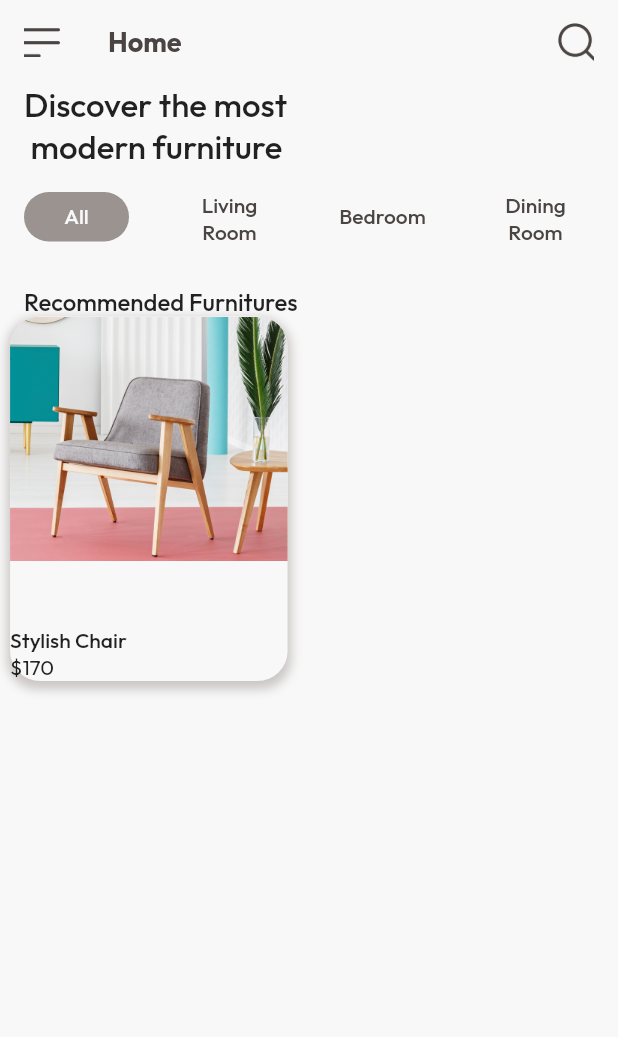
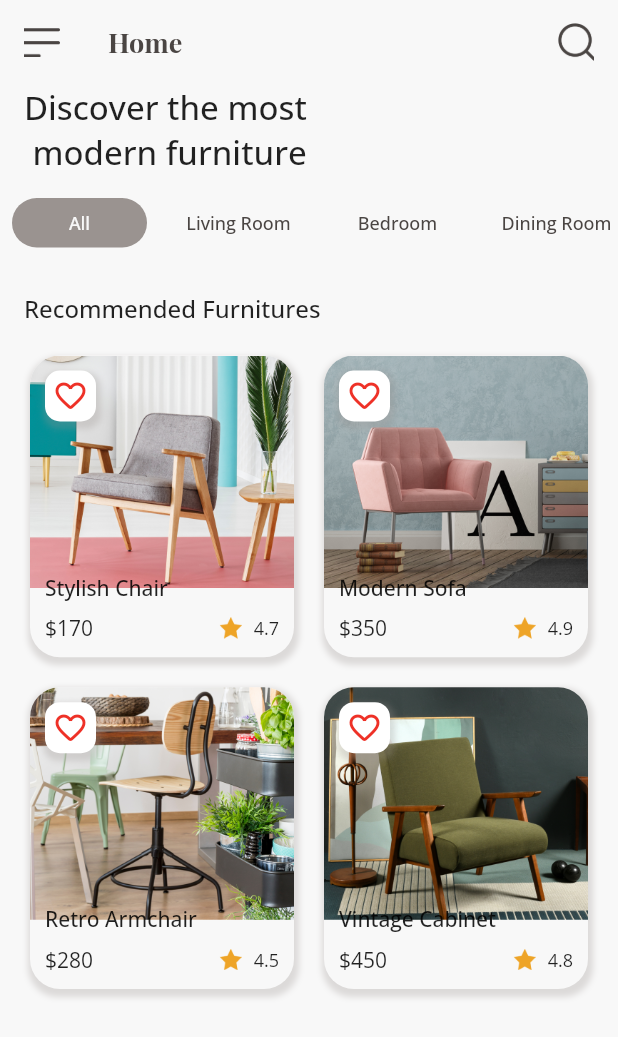
Before and after one commit to ahmadfatihin/Flutter-Furniture-Shop, a Flutter app: the screen it shows after launch, on a phone screen of 412 x 824 dp. Shown: the top 1037 px of the screen. Run offline on Flutter 3.47's test engine with Material 2 defaults, Android fonts, the phone set to English and light mode, and no system bars; our stand-ins replace google_fonts.

Commit message:
feat: create home recommended section

```diff
--- a/lib/const/colors.dart
+++ b/lib/const/colors.dart
@@ -1,5 +1,7 @@
 import 'dart:ui';
 
-Color whiteBackground = Color(0xFFF8F8F8);
-Color black = Color(0xFF4A4543);
-Color grey = Color(0xFF9A9390);
+Color whiteBackground = const Color(0xFFF8F8F8);
+Color white = const Color(0xFFFFFFFF);
+Color black = const Color(0xFF4A4543);
+Color grey = const Color(0xFF9A9390);
+Color red = const Color(0xFFEE3127);
--- a/lib/const/themes.dart
+++ b/lib/const/themes.dart
@@ -6,11 +6,11 @@ ThemeData lightThemeData(BuildContext context) {
   return ThemeData.light().copyWith(
     primaryColor: black,
     scaffoldBackgroundColor: whiteBackground,
-    textTheme: GoogleFonts.outfitTextTheme(),
+    textTheme: GoogleFonts.openSansTextTheme(),
     appBarTheme: AppBarTheme(
       backgroundColor: whiteBackground,
       elevation: 0,
-      titleTextStyle: GoogleFonts.outfit(fontSize: 18, color: black),
+      titleTextStyle: GoogleFonts.playfairDisplay(fontSize: 18, color: black),
     ),
   );
 }
--- a/lib/gen/assets.gen.dart
+++ b/lib/gen/assets.gen.dart
@@ -15,6 +15,22 @@ class $AssetsIconsGen {
   /// File path: assets/icons/menu.png
   AssetGenImage get menu => const AssetGenImage('assets/icons/menu.png');
 
+  /// File path: assets/icons/navbar_cart.png
+  AssetGenImage get navbarCart =>
+      const AssetGenImage('assets/icons/navbar_cart.png');
+
+  /// File path: assets/icons/navbar_home.png
+  AssetGenImage get navbarHome =>
+      const AssetGenImage('assets/icons/navbar_home.png');
+
+  /// File path: assets/icons/navbar_person.png
+  AssetGenImage get navbarPerson =>
+      const AssetGenImage('assets/icons/navbar_person.png');
+
+  /// File path: assets/icons/navbar_star.png
+  AssetGenImage get navbarStar =>
+      const AssetGenImage('assets/icons/navbar_star.png');
+
   /// File path: assets/icons/search.png
   AssetGenImage get search => const AssetGenImage('assets/icons/search.png');
 
@@ -22,7 +38,8 @@ class $AssetsIconsGen {
   AssetGenImage get star => const AssetGenImage('assets/icons/star.png');
 
   /// List of all assets
-  List<AssetGenImage> get values => [menu, search, star];
+  List<AssetGenImage> get values =>
+      [menu, navbarCart, navbarHome, navbarPerson, navbarStar, search, star];
 }
 
 class $AssetsImagesGen {
--- a/lib/module/home/screens/components/home_card.dart
+++ b/lib/module/home/screens/components/home_card.dart
@@ -1,13 +1,13 @@
 import 'package:flutter/material.dart';
-import 'package:flutter/src/widgets/framework.dart';
-import 'package:flutter/src/widgets/placeholder.dart';
 import 'package:furniture_shop/const/colors.dart';
 import 'package:furniture_shop/const/size.dart';
 import 'package:furniture_shop/const/text.dart';
 import 'package:furniture_shop/gen/assets.gen.dart';
 
 class HomeCard extends StatelessWidget {
-  const HomeCard({super.key});
+  final Map<String, dynamic> cardData;
+
+  const HomeCard({Key? key, required this.cardData}) : super(key: key);
 
   @override
   Widget build(BuildContext context) {
@@ -19,10 +19,10 @@ class HomeCard extends StatelessWidget {
         color: whiteBackground,
         boxShadow: [
           BoxShadow(
-            color: grey.withOpacity(0.5),
+            color: grey.withOpacity(0.3),
             spreadRadius: 2,
-            blurRadius: 5,
-            offset: Offset(0, 3),
+            blurRadius: 3,
+            offset: Offset(1, 3),
           ),
         ],
       ),
@@ -31,19 +31,69 @@ class HomeCard extends StatelessWidget {
           ClipRRect(
               borderRadius: const BorderRadius.only(
                   topRight: Radius.circular(20), topLeft: Radius.circular(20)),
-              child: Image.asset(Assets.images.furniture1.path)),
+              child: Image.asset(cardData['imagePath'])),
           Column(
               mainAxisAlignment: MainAxisAlignment.end,
               crossAxisAlignment: CrossAxisAlignment.start,
               children: [
-                Text(
-                  "Stylish Chair",
-                  style: medium.copyWith(fontSize: 14),
+                Padding(
+                  padding: const EdgeInsets.only(left: 10),
+                  child: Text(
+                    cardData['title'],
+                    style: medium.copyWith(fontSize: 14),
+                  ),
                 ),
-                Row(
-                  children: [Text("\$170")],
+                Padding(
+                  padding: const EdgeInsets.only(
+                      left: 10, right: 10, bottom: 10, top: 8),
+                  child: Row(
+                    mainAxisAlignment: MainAxisAlignment.spaceBetween,
+                    children: [
+                      Text(cardData['price']),
+                      Row(
+                        children: [
+                          Image.asset(
+                            Assets.icons.star.path,
+                            height: 15,
+                            width: 15,
+                          ),
+                          SizedBox(
+                            width: 8,
+                          ),
+                          Text(
+                            cardData['rating'],
+                            style: regular.copyWith(fontSize: 12),
+                          )
+                        ],
+                      )
+                    ],
+                  ),
                 )
-              ])
+              ]),
+          Positioned(
+            left: 10,
+            top: 10,
+            child: Container(
+              height: 34,
+              width: 34,
+              decoration: BoxDecoration(
+                borderRadius: kDefaultBorderRadius / 2,
+                color: white,
+                boxShadow: [
+                  BoxShadow(
+                    color: grey.withOpacity(0.3),
+                    spreadRadius: 2,
+                    blurRadius: 3,
+                    offset: Offset(1, 3),
+                  ),
+                ],
+              ),
+              child: Icon(
+                Icons.favorite_outline_rounded,
+                color: red,
+              ),
+            ),
+          )
         ],
       ),
     );
--- a/lib/module/home/screens/home_screen.dart
+++ b/lib/module/home/screens/home_screen.dart
@@ -19,7 +19,7 @@ class HomeScreen extends StatelessWidget {
             SizedBox(
               height: 30,
             ),
-            HomeRecommended()
+            Expanded(child: HomeRecommended())
           ],
         ),
       ),
--- a/lib/module/home/screens/sections/home_header.dart
+++ b/lib/module/home/screens/sections/home_header.dart
@@ -45,16 +45,15 @@ class _HomeHeaderState extends State<HomeHeader> {
               children: List.generate(
                   _menuItems.length,
                   (index) => Padding(
-                        padding: const EdgeInsets.symmetric(horizontal: 16),
+                        padding: const EdgeInsets.symmetric(horizontal: 8),
                         child: InkWell(
                           onTap: () {
                             setState(() {
                               _selectedIndex = index;
                             });
-                            print(_selectedIndex);
                           },
                           child: Container(
-                              width: 70,
+                              width: 90,
                               height: 33,
                               decoration: BoxDecoration(
                                 color: _selectedIndex == index
@@ -66,6 +65,7 @@ class _HomeHeaderState extends State<HomeHeader> {
                                   child: Text(
                                 _menuItems[index],
                                 style: medium.copyWith(
+                                    fontSize: 12,
                                     color: _selectedIndex == index
                                         ? whiteBackground
                                         : black),
--- a/lib/module/home/screens/sections/home_recommended.dart
+++ b/lib/module/home/screens/sections/home_recommended.dart
@@ -4,12 +4,41 @@ import 'package:flutter/src/widgets/placeholder.dart';
 import 'package:furniture_shop/const/text.dart';
 import 'package:furniture_shop/module/home/screens/components/home_card.dart';
 
+import '../../../../gen/assets.gen.dart';
+
 class HomeRecommended extends StatelessWidget {
   const HomeRecommended({super.key});
 
   @override
   Widget build(BuildContext context) {
+    final List<Map<String, dynamic>> homeCardData = [
+      {
+        "imagePath": Assets.images.furniture1.path,
+        "title": "Stylish Chair",
+        "price": "\$170",
+        "rating": "4.7",
+      },
+      {
+        "imagePath": Assets.images.furniture2.path,
+        "title": "Modern Sofa",
+        "price": "\$350",
+        "rating": "4.9",
+      },
+      {
+        "imagePath": Assets.images.furniture3.path,
+        "title": "Retro Armchair",
+        "price": "\$280",
+        "rating": "4.5",
+      },
+      {
+        "imagePath": Assets.images.furniture4.path,
+        "title": "Vintage Cabinet",
+        "price": "\$450",
+        "rating": "4.8",
+      },
+    ];
     return Column(
+      crossAxisAlignment: CrossAxisAlignment.start,
       children: [
         Padding(
           padding: const EdgeInsets.only(left: 16.0),
@@ -18,7 +47,21 @@ class HomeRecommended extends StatelessWidget {
             style: medium.copyWith(fontSize: 16),
           ),
         ),
-        HomeCard()
+        Expanded(
+          child: GridView.count(
+            crossAxisCount: 2,
+            childAspectRatio: MediaQuery.of(context).size.width /
+                (MediaQuery.of(context).size.height / 1.75),
+            mainAxisSpacing: 20,
+            crossAxisSpacing: 20,
+            padding: EdgeInsets.all(20),
+            children: homeCardData.map((cardData) {
+              return HomeCard(
+                cardData: cardData,
+              );
+            }).toList(),
+          ),
+        ),
       ],
     );
   }
```
Also changed, not shown: assets/icons/navbar_cart.png (added), assets/icons/navbar_home.png (added), assets/icons/navbar_person.png (added), assets/icons/navbar_star.png (added), 1 other file.
